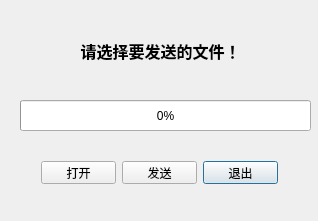
Above: tcpserver.ui from shuixn/Pathway before the change. Below: the same form after it.
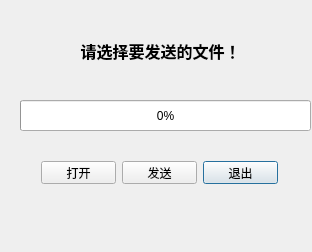
That is the form after the change.

```diff
--- a/tcpserver.ui
+++ b/tcpserver.ui
@@ -6,8 +6,8 @@
    <rect>
     <x>0</x>
     <y>0</y>
-    <width>318</width>
-    <height>221</height>
+    <width>312</width>
+    <height>252</height>
    </rect>
   </property>
   <property name="windowTitle">
```
